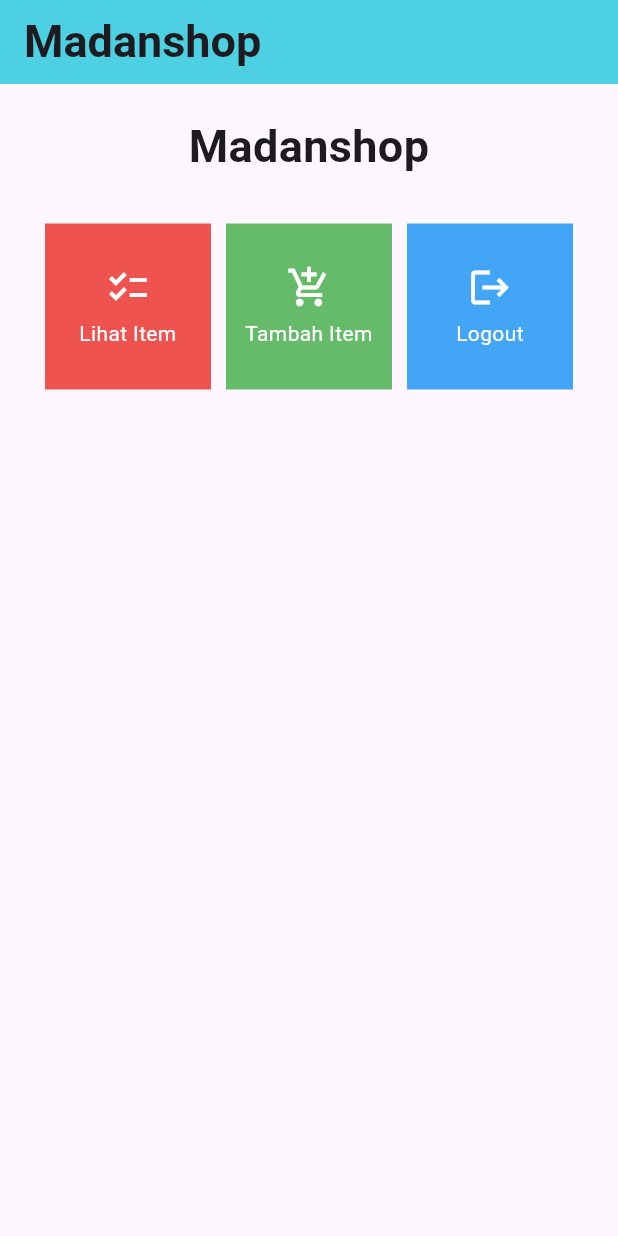
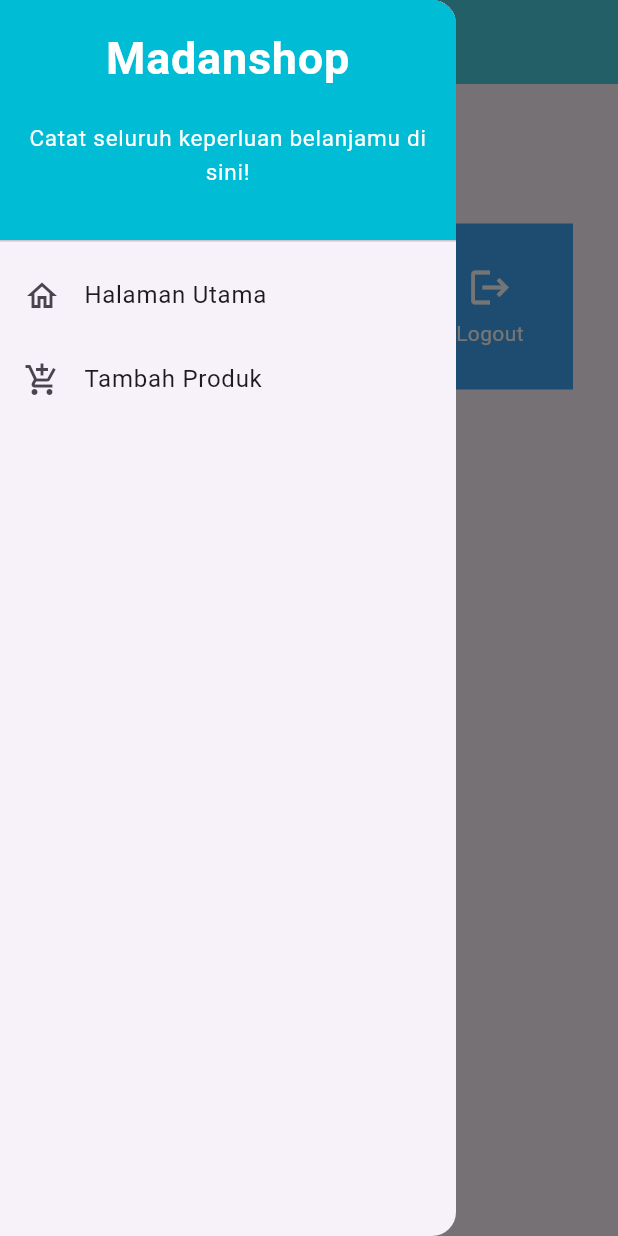
Before and after one commit to mhmmdmadhanip/madanshop-mobile, a Flutter app: the screen it shows after launch, with the side drawer open (before the commit the screen has no drawer), on a phone screen of 412 x 824 dp. Run offline on Flutter 3.47's test engine with Material 2 defaults, Android fonts, the phone set to English and light mode, and no system bars.

Commit message:
Menyelesaikan Tugas 8

```diff
--- a/lib/menu.dart
+++ b/lib/menu.dart
@@ -1,4 +1,6 @@
 import 'package:flutter/material.dart';
+import 'package:madanshop/shoplist_form.dart';
+import 'package:madanshop/widgets/left_drawer.dart';
 
 class MyHomePage extends StatelessWidget {
     MyHomePage({Key? key}) : super(key: key);
@@ -18,10 +20,12 @@
             style: TextStyle(
               fontSize: 30,
               fontWeight: FontWeight.bold,
+              color: Colors.white,
             ),
           ),
           backgroundColor: Colors.cyan.shade300,
         ),
+        drawer: const LeftDrawer(),
         body: SingleChildScrollView(
           // Widget wrapper yang dapat discroll
           child: Padding(
@@ -88,7 +92,10 @@
             ..hideCurrentSnackBar()
             ..showSnackBar(SnackBar(
                 content: Text("Kamu telah menekan tombol ${item.name}!")));
-        },
+            if (item.name == "Tambah Item") {
+              Navigator.push(context,
+                MaterialPageRoute(builder: (context) => const ShopFormPage()));      }
+            },
         child: Container(
           // Container untuk menyimpan Icon dan Text
           padding: const EdgeInsets.all(8),
--- /dev/null
+++ b/lib/widgets/left_drawer.dart
@@ -0,0 +1,67 @@
+import 'package:flutter/material.dart';
+import 'package:madanshop/menu.dart';
+import 'package:madanshop/shoplist_form.dart';
+
+class LeftDrawer extends StatelessWidget {
+  const LeftDrawer({super.key});
+
+  @override
+  Widget build(BuildContext context) {
+    return Drawer(
+      child: ListView(
+        children: [
+          const DrawerHeader(
+              decoration: BoxDecoration(
+                color: Colors.cyan,
+              ),
+              child: Column(
+                children: [
+                  Text(
+                    'Madanshop',
+                    textAlign: TextAlign.center,
+                    style: TextStyle(
+                      fontSize: 30,
+                      fontWeight: FontWeight.bold,
+                      color: Colors.white,
+                    ),
+                  ),
+                  Padding(padding: EdgeInsets.all(10)),
+                  Text("Catat seluruh keperluan belanjamu di sini!",
+                      textAlign: TextAlign.center,
+                      style: TextStyle(
+                        fontSize: 15,
+                        color: Colors.white,
+                      ),
+                  )
+                ],
+              ),
+            ),
+          ListTile(
+            leading: const Icon(Icons.home_outlined),
+            title: const Text('Halaman Utama'),
+            // Bagian redirection ke MyHomePage
+            onTap: () {
+              Navigator.pushReplacement(
+                  context,
+                  MaterialPageRoute(
+                    builder: (context) => MyHomePage(),
+                  ));
+            },
+          ),
+          ListTile(
+            leading: const Icon(Icons.add_shopping_cart),
+            title: const Text('Tambah Produk'),
+            // Bagian redirection ke ShopFormPage
+            onTap: () {
+              Navigator.pushReplacement(
+                context,
+                MaterialPageRoute(
+                    builder: (context) => const ShopFormPage(),
+                ));
+            },
+          ),
+        ],
+      ),
+    );
+  }
+}
```
Also changed, not shown: lib/shoplist_form.dart (added, +187 -0 lines), 1 other file.
